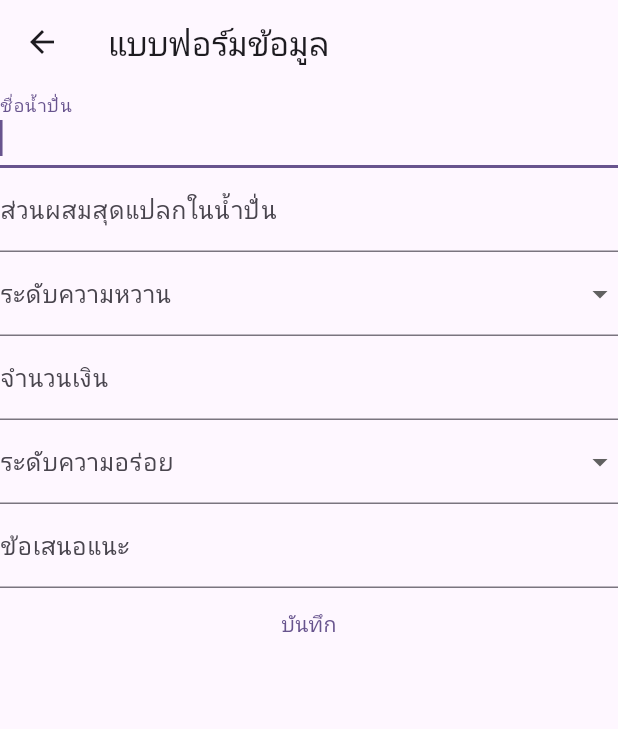
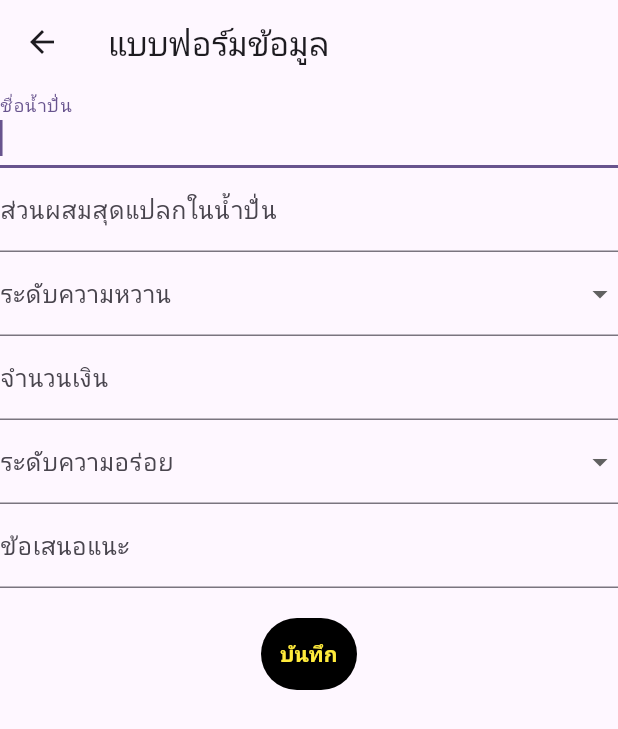
Before and after one commit to phonchai01/Project2ma, a Flutter app: the screen it shows after launch, after a tap on the "add" icon, on a phone screen of 412 x 824 dp. Shown: the top 729 px of the screen. Run offline on Flutter 3.47's test engine with Material 3 defaults, Android fonts, the phone set to English and light mode, and no system bars; our stand-ins replace sembast.

Commit message:
Tab_color_n_Text

```diff
--- a/lib/main.dart
+++ b/lib/main.dart
@@ -44,8 +44,14 @@ class _MyHomePageState extends State<MyHomePage> {
   Widget build(BuildContext context) {
     return Scaffold(
       appBar: AppBar(
-        backgroundColor: Theme.of(context).colorScheme.primary,
-        title: Text(widget.title),
+        backgroundColor: Colors.yellow,
+        title: Text(
+          widget.title,
+          style: const TextStyle(
+            fontWeight: FontWeight.bold,
+            color: Colors.black,
+          ),
+        ),
       ),
       body: Consumer<TransactionProvider>(
         builder: (context, provider, child) {
@@ -95,7 +101,11 @@ class _MyHomePageState extends State<MyHomePage> {
             return FormScreen();
           }));
         },
-        child: const Icon(Icons.add),
+        backgroundColor: Colors.black,
+        child: const Icon(
+          Icons.add,
+          color: Colors.yellow,
+        ),
       ),
       floatingActionButtonLocation: FloatingActionButtonLocation.centerFloat,
     );
--- a/lib/screens/form_screen.dart
+++ b/lib/screens/form_screen.dart
@@ -11,7 +11,7 @@ class FormScreen extends StatelessWidget {
   final titleController = TextEditingController();
   final amountController = TextEditingController();
   final mixController = TextEditingController();
-  final suggestController = TextEditingController(); // เพิ่มตัวแปรนี้
+  final suggestController = TextEditingController();
   String? selectedSweetness;
   String? selectedTastyLevel;
 
@@ -37,6 +37,7 @@ class FormScreen extends StatelessWidget {
                 }
                 return null;
               },
+              style: const TextStyle(fontWeight: FontWeight.bold),
             ),
             TextFormField(
               decoration: const InputDecoration(
@@ -49,6 +50,7 @@ class FormScreen extends StatelessWidget {
                 }
                 return null;
               },
+              style: const TextStyle(fontWeight: FontWeight.bold),
             ),
             DropdownButtonFormField<String>(
               decoration: const InputDecoration(
@@ -56,11 +58,11 @@ class FormScreen extends StatelessWidget {
               ),
               value: selectedSweetness,
               items: const [
-                DropdownMenuItem(value: 'ไม่หวาน', child: Text('ไม่หวาน')),
-                DropdownMenuItem(value: 'หวานน้อย', child: Text('หวานน้อย')),
-                DropdownMenuItem(value: 'หวานปกติ', child: Text('หวานปกติ')),
-                DropdownMenuItem(value: 'หวานปานกลาง', child: Text('หวานปานกลาง')),
-                DropdownMenuItem(value: 'หวานมาก', child: Text('หวานมาก')),
+                DropdownMenuItem(value: 'ไม่หวาน', child: Text('ไม่หวาน', style: TextStyle(color: Colors.black))),
+                DropdownMenuItem(value: 'หวานน้อย', child: Text('หวานน้อย', style: TextStyle(color: Colors.black))),
+                DropdownMenuItem(value: 'หวานปกติ', child: Text('หวานปกติ', style: TextStyle(color: Colors.black))),
+                DropdownMenuItem(value: 'หวานปานกลาง', child: Text('หวานปานกลาง', style: TextStyle(color: Colors.black))),
+                DropdownMenuItem(value: 'หวานมาก', child: Text('หวานมาก', style: TextStyle(color: Colors.black))),
               ],
               onChanged: (value) {
                 selectedSweetness = value;
@@ -71,6 +73,7 @@ class FormScreen extends StatelessWidget {
                 }
                 return null;
               },
+              style: const TextStyle(fontWeight: FontWeight.bold),
             ),
             TextFormField(
               decoration: const InputDecoration(
@@ -88,6 +91,7 @@ class FormScreen extends StatelessWidget {
                 }
                 return null;
               },
+              style: const TextStyle(fontWeight: FontWeight.bold),
             ),
             DropdownButtonFormField<String>(
               decoration: const InputDecoration(
@@ -95,11 +99,11 @@ class FormScreen extends StatelessWidget {
               ),
               value: selectedTastyLevel,
               items: const [
-                DropdownMenuItem(value: 'แย่มาก', child: Text('แย่มาก')),
-                DropdownMenuItem(value: 'ไม่อร่อย', child: Text('ไม่อร่อย')),
-                DropdownMenuItem(value: 'ปานกลาง', child: Text('ปานกลาง')),
-                DropdownMenuItem(value: 'อร่อย', child: Text('อร่อย')),
-                DropdownMenuItem(value: 'อร่อยมาก', child: Text('อร่อยมาก')),
+                DropdownMenuItem(value: 'แย่มาก', child: Text('แย่มาก', style: TextStyle(color: Colors.black))),
+                DropdownMenuItem(value: 'ไม่อร่อย', child: Text('ไม่อร่อย', style: TextStyle(color: Colors.black))),
+                DropdownMenuItem(value: 'ปานกลาง', child: Text('ปานกลาง', style: TextStyle(color: Colors.black))),
+                DropdownMenuItem(value: 'อร่อย', child: Text('อร่อย', style: TextStyle(color: Colors.black))),
+                DropdownMenuItem(value: 'อร่อยมาก', child: Text('อร่อยมาก', style: TextStyle(color: Colors.black))),
               ],
               onChanged: (value) {
                 selectedTastyLevel = value;
@@ -110,15 +114,26 @@ class FormScreen extends StatelessWidget {
                 }
                 return null;
               },
+              style: const TextStyle(fontWeight: FontWeight.bold),
             ),
             TextFormField(
               decoration: const InputDecoration(
                 labelText: 'ข้อเสนอแนะ',
               ),
-              controller: suggestController, // เพิ่ม TextFormField สำหรับข้อเสนอแนะ
+              controller: suggestController,
+              style: const TextStyle(fontWeight: FontWeight.bold),
             ),
-            TextButton(
-              child: const Text('บันทึก'),
+            const SizedBox(height: 20),
+            Container(
+              decoration: BoxDecoration(
+                borderRadius: BorderRadius.circular(30),
+                color: Colors.black,
+              ),
+              child: TextButton(
+                child: const Text(
+                  'บันทึก',
+                  style: TextStyle(color: Colors.yellow, fontWeight: FontWeight.bold),
+                ),
                 onPressed: () {
                   if (formKey.currentState!.validate()) {
                     var uuid = Uuid();
@@ -131,7 +146,7 @@ class FormScreen extends StatelessWidget {
                       mix: mixController.text,
                       lvSweet: selectedSweetness ?? 'ไม่ระบุ',
                       lvTasty: selectedTastyLevel ?? 'ไม่ระบุ',
-                    suggest: suggestController.text, // ใช้ suggestController
+                      suggest: suggestController.text.isNotEmpty ? suggestController.text : '-',
                       date: DateTime.now(),
                     );
 
@@ -140,7 +155,8 @@ class FormScreen extends StatelessWidget {
                     Navigator.pop(context);
                   }
                 },
-            )
+              ),
+            ),
           ],
         ),
       ),
```
Lines whose indentation alone changed are shown as unchanged.
